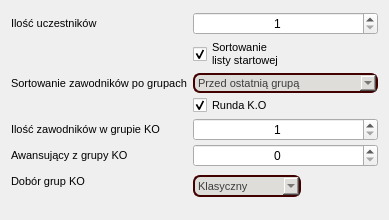
The window that source/UI/EditorWidgets/RoundInfoEditorWidget.ui (KonradKrol/sj-sim) describes before a commit, drawn with Qt 5.
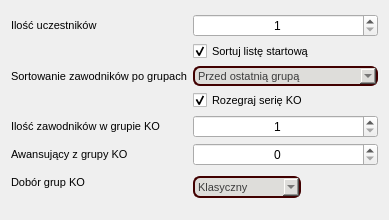
The same window after the commit. Icons and pictures are not drawn.

Commit message: refactor(copy): use direct action labels for 22 checkbox options

What changed in the file:
```diff
--- a/source/UI/EditorWidgets/RoundInfoEditorWidget.ui
+++ b/source/UI/EditorWidgets/RoundInfoEditorWidget.ui
@@ -72,8 +72,7 @@
         </font>
        </property>
        <property name="text">
-        <string>Sortowanie
-listy startowej</string>
+        <string>Sortuj listę startową</string>
        </property>
        <property name="checked">
         <bool>true</bool>
@@ -137,7 +136,7 @@
         </font>
        </property>
        <property name="text">
-        <string>Runda K.O</string>
+        <string>Rozegraj serię KO</string>
        </property>
        <property name="checked">
         <bool>true</bool>
```
The commit also changes 4 other files.
